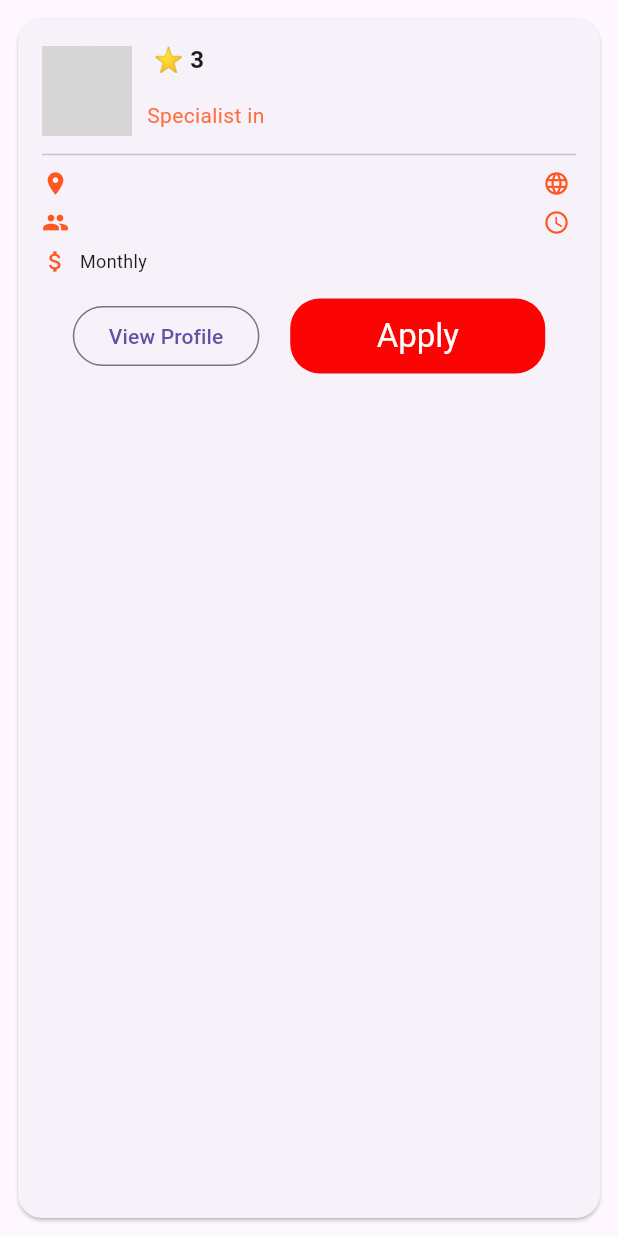
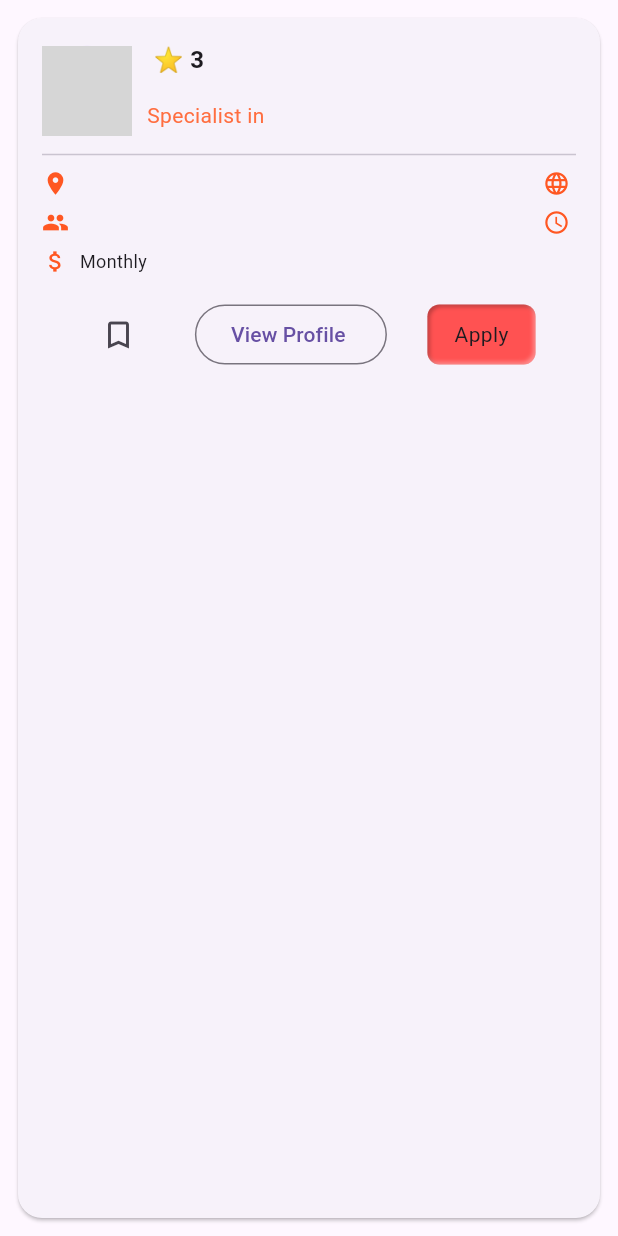
Before and after one commit to Motasim-Fuad/TutorWise, a Flutter app: the TutorCard widget shown alone on an empty page, opened directly with empty values, on a phone screen of 412 x 824 dp. Run offline on Flutter 3.47's test engine with Material 3 defaults, Android fonts, the phone set to English and light mode, and no system bars; our stand-ins replace flutter_dotenv, flutter_neumorphic_plus, fluttertoast, get, image_picker, lottie and 2 more; accounts and stored records are empty; network calls fail; grey boxes are pictures that could not be loaded.

Commit message:
home screen

```diff
--- a/lib/screen/Student/student_home/student_home.dart
+++ b/lib/screen/Student/student_home/student_home.dart
@@ -149,17 +149,28 @@ class TutorCard extends StatelessWidget {
             Row(
               mainAxisAlignment: MainAxisAlignment.spaceEvenly,
               children: [
+                IconButton(onPressed: (){
+
+                }, icon: Icon(Icons.bookmark_border)),
                 OutlinedButton(
                   onPressed: () {},
-                  child: const Text("View Profile"),
+                  child: const Text("View Profile "),
                 ),
-                RoundButton(
-                  width: 170,
-                  title: 'Apply',
-                  onPress: () {
+                NeumorphicButton(
+                  onPressed: (){
 
                   },
+                  style: NeumorphicStyle(
+                    color: Colors.redAccent,
+
+                    shape: NeumorphicShape.concave,
+                    depth: -3,
+                    intensity: 0.6,
+                    surfaceIntensity: 0.1,
+                  ),
+                  child: Text("Apply"),
                 ),
+
               ],
             )
           ],
--- a/lib/screen/Student/student_profile/student_edit_profile_Screen/add_st_profile.dart
+++ b/lib/screen/Student/student_profile/student_edit_profile_Screen/add_st_profile.dart
@@ -22,7 +22,7 @@ class addStudentpersonalScreen extends StatelessWidget {
   @override
   Widget build(BuildContext context) {
     return Scaffold(
-      appBar: AppBar(title: Text("Student Personal Details")),
+      appBar: AppBar(title: Text("Upload Your Details")),
       body: SingleChildScrollView(
         padding: EdgeInsets.all(16),
         child: Column(
--- a/lib/screen/Student/student_profile/student_edit_profile_Screen/update_student_personal_details_screen.dart
+++ b/lib/screen/Student/student_profile/student_edit_profile_Screen/update_student_personal_details_screen.dart
@@ -22,7 +22,7 @@ class updateStudentPersonalDetailsScreen extends StatelessWidget {
   @override
   Widget build(BuildContext context) {
     return Scaffold(
-      appBar: AppBar(title: Text("Student Personal Details")),
+      appBar: AppBar(title: Text("Edit Your Details")),
       body: SingleChildScrollView(
         padding: EdgeInsets.all(16),
         child: Column(
@@ -155,7 +155,7 @@ class updateStudentPersonalDetailsScreen extends StatelessWidget {
 
             SizedBox(height: 20),
             RoundButton(
-              buttonColor: Colors.grey,
+              buttonColor: Colors.redAccent,
               width: double.infinity,
               onPress: () async {
                 final user = await UserPreferences().getUser();
@@ -188,7 +188,7 @@ class updateStudentPersonalDetailsScreen extends StatelessWidget {
                   arguments: true,
                 );
               },
-              title: "Data Update",
+              title: "Save",
             ),
           ],
         ),
```
